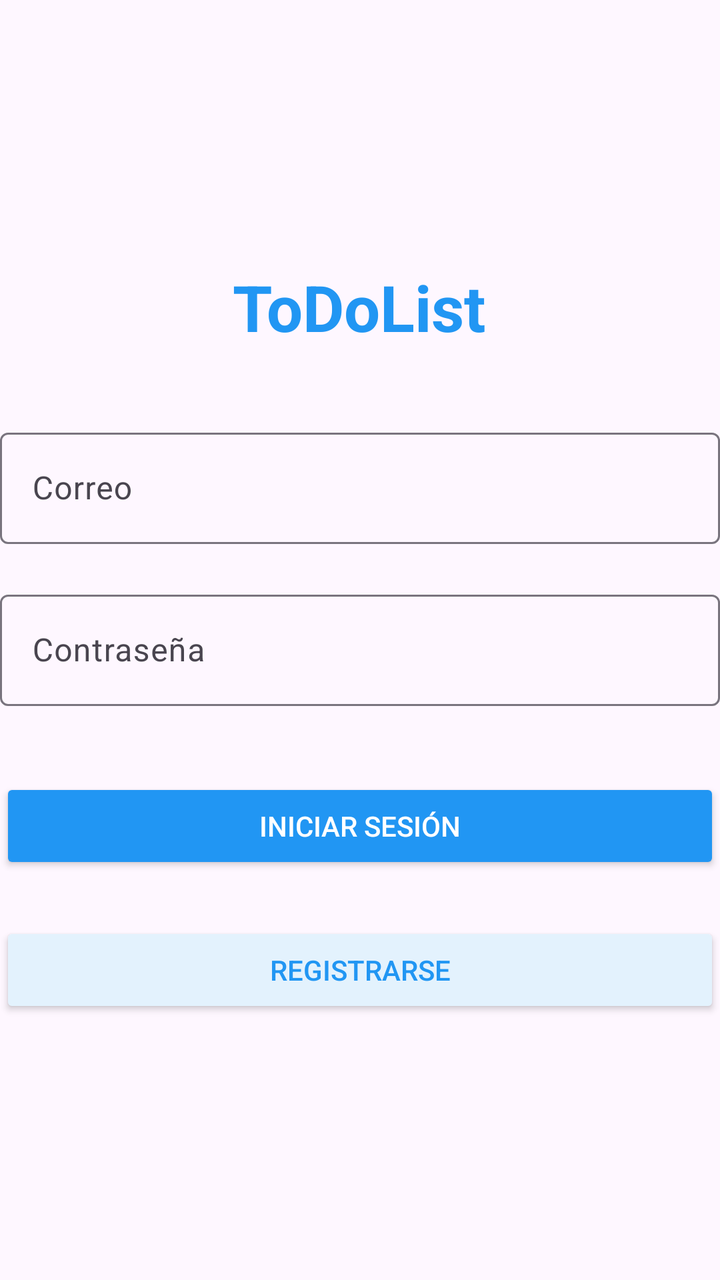
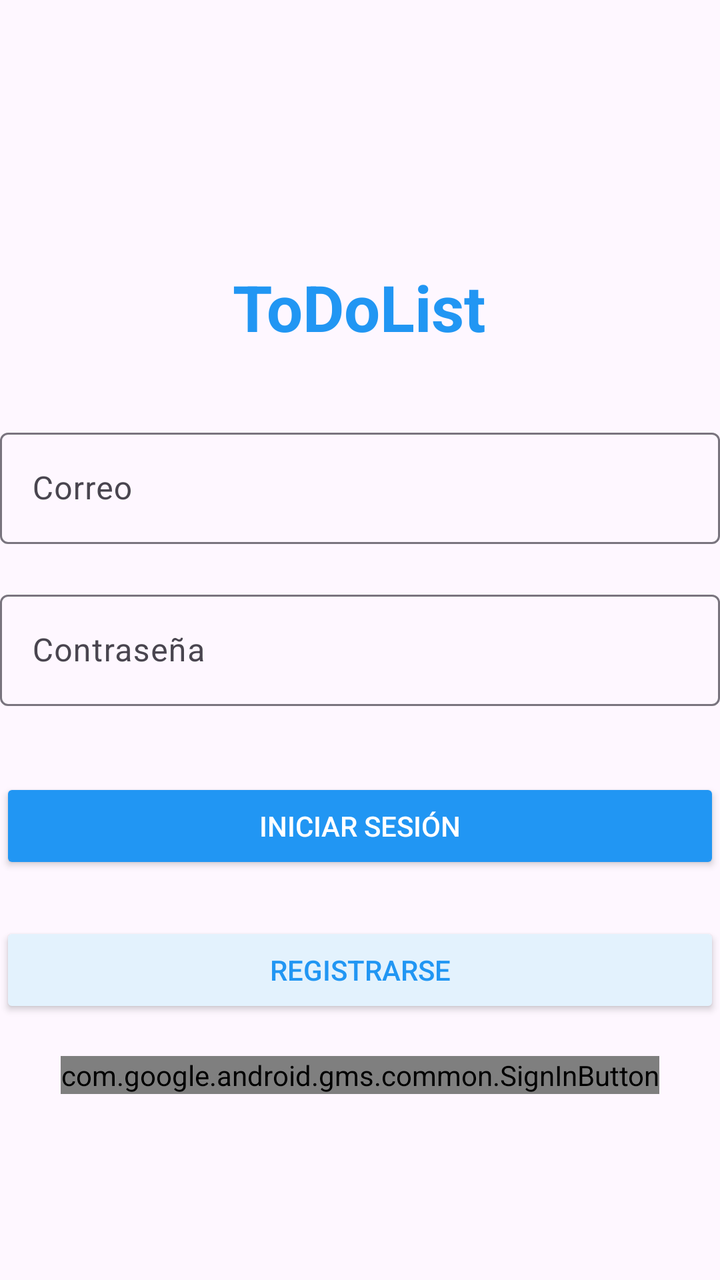

Compare the two renders of this Android layout. The source of the first and the diff that turns it into the second are given below.
<!-- AndroidManifest.xml: application theme Theme.ToDoList -->
<!-- res/layout/fragment_login.xml -->
<?xml version="1.0" encoding="utf-8"?>
<androidx.constraintlayout.widget.ConstraintLayout xmlns:android="http://schemas.android.com/apk/res/android"
    xmlns:tools="http://schemas.android.com/tools"
    android:layout_width="match_parent"
    android:layout_height="match_parent"
    xmlns:app="http://schemas.android.com/apk/res-auto"
    tools:context=".Login.LoginFragment">

    <TextView
        android:id="@+id/titulo"
        android:layout_width="wrap_content"
        android:layout_height="wrap_content"
        android:layout_marginTop="132dp"
        android:text="ToDoList"
        android:textColor="#2196F3"
        android:textSize="32sp"
        android:textStyle="bold"
        app:layout_constraintHorizontal_bias="0.498"
        app:layout_constraintLeft_toLeftOf="parent"
        app:layout_constraintRight_toRightOf="parent"
        app:layout_constraintTop_toTopOf="parent" />

    <com.google.android.material.textfield.TextInputLayout
        android:id="@+id/textInputLayout"
        android:layout_width="match_parent"
        android:layout_height="wrap_content"
        android:layout_marginTop="36dp"
        app:layout_constraintTop_toBottomOf="@id/titulo"
        tools:layout_editor_absoluteX="0dp">

        <com.google.android.material.textfield.TextInputEditText
            android:id="@+id/correo"
            android:layout_width="match_parent"
            android:layout_height="wrap_content"
            android:hint="Correo"
            android:inputType="text" />
    </com.google.android.material.textfield.TextInputLayout>

    <Button
        android:id="@+id/inicioSesion"
        android:layout_width="match_parent"
        android:layout_height="wrap_content"
        android:layout_marginTop="36dp"
        android:backgroundTint="#2196F3"
        android:text="Iniciar Sesión"
        android:textColor="#FFFFFF"
        app:layout_constraintTop_toBottomOf="@+id/textInputLayout2"
        tools:layout_editor_absoluteX="0dp" />

    <com.google.android.material.textfield.TextInputLayout
        android:id="@+id/textInputLayout2"
        android:layout_width="match_parent"
        android:layout_height="wrap_content"
        android:layout_marginTop="20dp"
        app:layout_constraintTop_toBottomOf="@+id/textInputLayout"
        tools:layout_editor_absoluteX="0dp">

        <com.google.android.material.textfield.TextInputEditText
            android:id="@+id/contrasenaS"
            android:layout_width="match_parent"
            android:layout_height="wrap_content"
            android:hint="Contraseña"
            android:inputType="textPassword" />
    </com.google.android.material.textfield.TextInputLayout>

    <Button
        android:id="@+id/registrarse"
        android:layout_width="match_parent"
        android:layout_height="wrap_content"
        android:layout_marginTop="24dp"
        android:backgroundTint="#E3F2FD"
        android:text="Registrarse"
        android:textColor="#2196F3"
        app:layout_constraintTop_toBottomOf="@+id/inicioSesion"
        tools:layout_editor_absoluteX="0dp" />


</androidx.constraintlayout.widget.ConstraintLayout>
<!-- resources referenced by this layout -->
<resources>
  <style name="Theme.ToDoList" parent="Base.Theme.ToDoList" />
  <style name="Base.Theme.ToDoList" parent="Theme.Material3.DayNight.NoActionBar">
          
          
      </style>
</resources>

<!-- the commit's change to res/layout/fragment_login.xml (unified diff, before → after) -->
@@ -74,5 +74,16 @@
         app:layout_constraintTop_toBottomOf="@+id/inicioSesion"
         tools:layout_editor_absoluteX="0dp" />
 
+    <com.google.android.gms.common.SignInButton
+        android:id="@+id/googleSignInButton"
+        android:layout_width="wrap_content"
+        android:layout_height="wrap_content"
+        app:layout_constraintBottom_toBottomOf="parent"
+        app:layout_constraintEnd_toEndOf="parent"
+        app:layout_constraintStart_toStartOf="parent"
+        app:layout_constraintTop_toTopOf="parent"
+        app:layout_constraintVertical_bias="0.85" />
+
+
 
 </androidx.constraintlayout.widget.ConstraintLayout>
